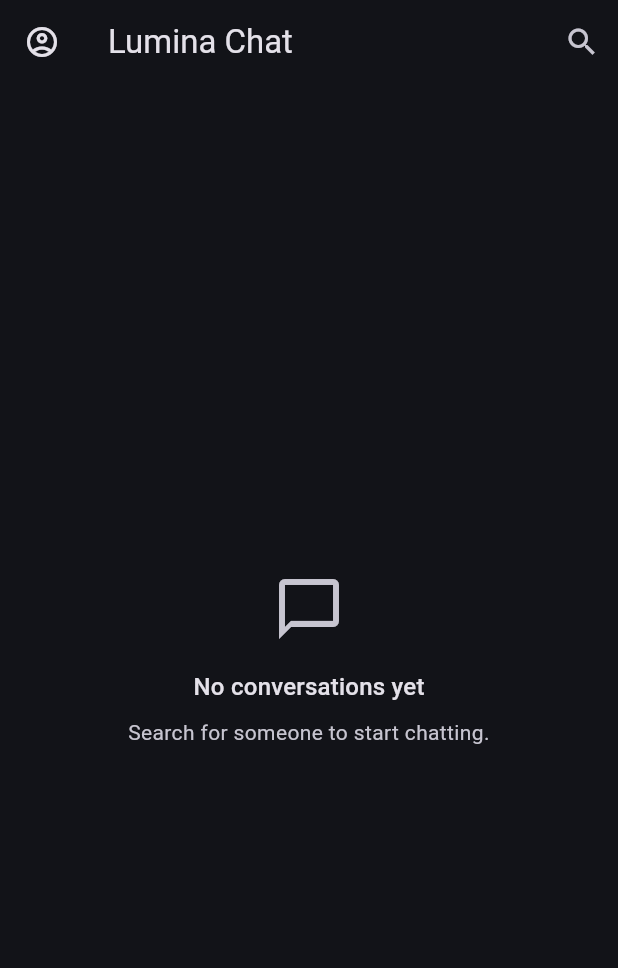
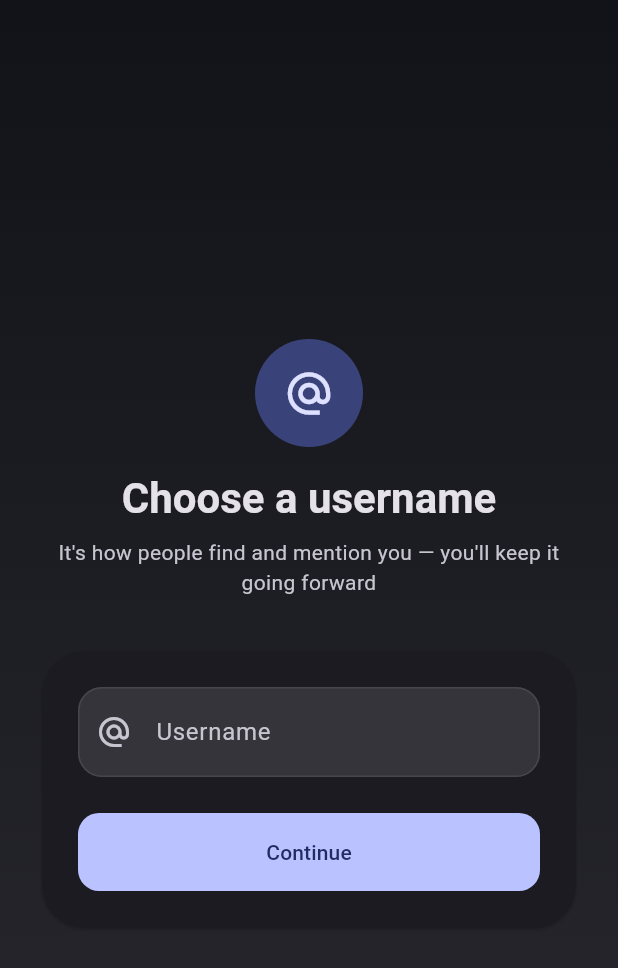
Before and after one commit to Mhmd-Shkeir/Chatting_app, a Flutter app: the screen it shows once a user with an empty profile is signed in, on a phone screen of 412 x 824 dp. Shown: the top 968 px of the screen. Run offline on Flutter 3.47's test engine with Material 3 defaults, Android fonts, the phone set to English and light mode, and no system bars; our stand-ins replace cloud_firestore, firebase_auth, firebase_core, firebase_database, flutter_riverpod, go_router; accounts and stored records are empty.

```diff
--- a/lib/app/router.dart
+++ b/lib/app/router.dart
@@ -8,12 +8,17 @@ import '../features/authentication/presentation/screens/login_screen.dart';
 import '../features/authentication/presentation/screens/register_screen.dart';
 import '../features/chat/presentation/screens/chat_screen.dart';
 import '../features/conversations/presentation/screens/home_screen.dart';
+import '../features/profile/presentation/providers/profile_providers.dart';
+import '../features/profile/presentation/screens/choose_username_screen.dart';
 import '../features/profile/presentation/screens/profile_screen.dart';
 import '../features/search/presentation/screens/user_search_screen.dart';
 
 final routerProvider = Provider<GoRouter>((ref) {
   final refreshNotifier = _RouterRefreshNotifier();
   ref.listen(authStateChangesProvider, (previous, next) {
+    refreshNotifier.notify();
+  });
+  ref.listen(currentUserProfileProvider, (previous, next) {
     refreshNotifier.notify();
   });
 
@@ -35,12 +40,29 @@ final routerProvider = Provider<GoRouter>((ref) {
         return isAuthRoute ? null : '/login';
       }
 
-      return (isAuthRoute || path == '/splash') ? '/home' : null;
+      // Accounts created before the username system existed have no
+      // username yet — hold them on a one-time onboarding screen until
+      // they claim one, same idea as the splash gate above but keyed off
+      // the Firestore profile doc instead of the auth state.
+      final profileState = ref.read(currentUserProfileProvider);
+      if (!profileState.hasValue) {
+        return path == '/splash' ? null : '/splash';
+      }
+
+      final hasUsername = profileState.value?.hasUsername ?? false;
+      final isOnboardingRoute = path == '/choose-username';
+
+      if (!hasUsername) {
+        return isOnboardingRoute ? null : '/choose-username';
+      }
+
+      return (isAuthRoute || path == '/splash' || isOnboardingRoute) ? '/home' : null;
     },
     routes: [
       GoRoute(path: '/splash', builder: (context, state) => const SplashScreen()),
       GoRoute(path: '/login', builder: (context, state) => const LoginScreen()),
       GoRoute(path: '/register', builder: (context, state) => const RegisterScreen()),
+      GoRoute(path: '/choose-username', builder: (context, state) => const ChooseUsernameScreen()),
       GoRoute(path: '/home', builder: (context, state) => const HomeScreen()),
       GoRoute(path: '/search', builder: (context, state) => const UserSearchScreen()),
       GoRoute(path: '/profile', builder: (context, state) => const ProfileScreen()),
--- /dev/null
+++ b/lib/core/errors/username_taken_exception.dart
@@ -0,0 +1,8 @@
+class UsernameTakenException implements Exception {
+  const UsernameTakenException(this.username);
+
+  final String username;
+
+  @override
+  String toString() => 'Username "$username" is already taken';
+}
--- a/lib/core/utils/firebase_error_mapper.dart
+++ b/lib/core/utils/firebase_error_mapper.dart
@@ -1,8 +1,13 @@
 import 'package:firebase_auth/firebase_auth.dart';
+
+import '../errors/username_taken_exception.dart';
 
 String mapAuthError(Object error) {
   if (error is FirebaseAuthException) {
     return error.message ?? 'Authentication failed. Please try again.';
   }
+  if (error is UsernameTakenException) {
+    return 'That username is already taken.';
+  }
   return 'Something went wrong. Please try again.';
 }
--- /dev/null
+++ b/lib/core/utils/username_validator.dart
@@ -0,0 +1,10 @@
+final RegExp usernamePattern = RegExp(r'^[a-zA-Z0-9_]{3,20}$');
+
+String? validateUsername(String? value) {
+  final trimmed = value?.trim() ?? '';
+  if (trimmed.isEmpty) return 'Choose a username';
+  if (!usernamePattern.hasMatch(trimmed)) {
+    return '3-20 letters, numbers, or underscores';
+  }
+  return null;
+}
--- a/lib/features/authentication/data/models/app_user.dart
+++ b/lib/features/authentication/data/models/app_user.dart
@@ -6,6 +6,8 @@ class AppUser {
     required this.displayName,
     required this.displayNameLower,
     required this.email,
+    this.username,
+    this.usernameLower,
     this.photoUrl,
     this.bio,
     this.createdAt,
@@ -17,11 +19,15 @@ class AppUser {
   final String displayName;
   final String displayNameLower;
   final String email;
+  final String? username;
+  final String? usernameLower;
   final String? photoUrl;
   final String? bio;
   final DateTime? createdAt;
   final DateTime? lastSeen;
   final bool isOnline;
+
+  bool get hasUsername => username != null && username!.isNotEmpty;
 
   factory AppUser.fromFirestore(Map<String, dynamic> data, String uid) {
     return AppUser(
@@ -29,6 +35,8 @@ class AppUser {
       displayName: data['displayName'] as String? ?? '',
       displayNameLower: data['displayNameLower'] as String? ?? '',
       email: data['email'] as String? ?? '',
+      username: data['username'] as String?,
+      usernameLower: data['usernameLower'] as String?,
       photoUrl: data['photoUrl'] as String?,
       bio: data['bio'] as String?,
       createdAt: (data['createdAt'] as Timestamp?)?.toDate(),
--- a/lib/features/authentication/presentation/providers/auth_providers.dart
+++ b/lib/features/authentication/presentation/providers/auth_providers.dart
@@ -12,6 +12,11 @@ final authStateChangesProvider = StreamProvider<User?>((ref) {
   return ref.watch(authRepositoryProvider).authStateChanges();
 });
 
+final usernameAvailabilityProvider = FutureProvider.family<bool, String>((ref, username) {
+  if (username.trim().isEmpty) return Future.value(false);
+  return ref.read(authRepositoryProvider).isUsernameAvailable(username);
+});
+
 class AuthController extends AsyncNotifier<void> {
   @override
   Future<void> build() async {}
@@ -20,6 +25,7 @@ class AuthController extends AsyncNotifier<void> {
     required String email,
     required String password,
     required String displayName,
+    required String username,
   }) async {
     state = const AsyncLoading();
     state = await AsyncValue.guard(() {
@@ -27,6 +33,7 @@ class AuthController extends AsyncNotifier<void> {
             email: email,
             password: password,
             displayName: displayName,
+            username: username,
           );
     });
   }
--- a/lib/features/profile/presentation/providers/profile_providers.dart
+++ b/lib/features/profile/presentation/providers/profile_providers.dart
@@ -14,6 +14,13 @@ final currentUserProfileProvider = StreamProvider<AppUser?>((ref) {
   return ref.watch(profileRepositoryProvider).watchUser(uid);
 });
 
+/// Live per-uid profile lookup, independent of the frozen `participantNames`
+/// snapshot stored on conversation docs — used only to render `@username`
+/// until conversation metadata is refactored to resolve fully live.
+final userProfileProvider = StreamProvider.family<AppUser?, String>((ref, uid) {
+  return ref.watch(profileRepositoryProvider).watchUser(uid);
+});
+
 class ProfileController extends AsyncNotifier<void> {
   @override
   Future<void> build() async {}
@@ -24,6 +31,13 @@ class ProfileController extends AsyncNotifier<void> {
       return ref.read(profileRepositoryProvider).updateDisplayName(displayName);
     });
   }
+
+  Future<void> claimUsername(String username) async {
+    state = const AsyncLoading();
+    state = await AsyncValue.guard(() {
+      return ref.read(profileRepositoryProvider).claimUsername(username);
+    });
+  }
 }
 
 final profileControllerProvider = AsyncNotifierProvider<ProfileController, void>(
--- /dev/null
+++ b/lib/features/profile/presentation/screens/choose_username_screen.dart
@@ -0,0 +1,187 @@
+import 'dart:async';
+
+import 'package:flutter/material.dart';
+import 'package:flutter_riverpod/flutter_riverpod.dart';
+
+import '../../../../core/utils/firebase_error_mapper.dart';
+import '../../../../core/utils/username_validator.dart';
+import '../../../../core/widgets/auth_text_field_decoration.dart';
+import '../../../../core/widgets/error_banner.dart';
+import '../../../../core/widgets/primary_loading_button.dart';
+import '../../../authentication/presentation/providers/auth_providers.dart';
+import '../providers/profile_providers.dart';
+
+/// One-time onboarding step for accounts created before the username system
+/// existed. The router redirects any signed-in user with no username here
+/// and won't let them past it until [ProfileController.claimUsername]
+/// succeeds.
+class ChooseUsernameScreen extends ConsumerStatefulWidget {
+  const ChooseUsernameScreen({super.key});
+
+  @override
+  ConsumerState<ChooseUsernameScreen> createState() => _ChooseUsernameScreenState();
+}
+
+class _ChooseUsernameScreenState extends ConsumerState<ChooseUsernameScreen> {
+  final _formKey = GlobalKey<FormState>();
+  final _usernameController = TextEditingController();
+  bool _autovalidate = false;
+  Timer? _debounce;
+  String _debouncedUsername = '';
+
+  @override
+  void dispose() {
+    _debounce?.cancel();
+    _usernameController.dispose();
+    super.dispose();
+  }
+
+  void _onChanged(String value) {
+    _debounce?.cancel();
+    _debounce = Timer(const Duration(milliseconds: 400), () {
+      if (mounted) setState(() => _debouncedUsername = value.trim());
+    });
+  }
+
+  Future<void> _submit() async {
+    setState(() => _autovalidate = true);
+    if (!_formKey.currentState!.validate()) return;
+
+    await ref.read(profileControllerProvider.notifier).claimUsername(_usernameController.text);
+  }
+
+  Widget _availability(ColorScheme colorScheme) {
+    final username = _debouncedUsername;
+    if (username.isEmpty || !usernamePattern.hasMatch(username)) {
+      return const SizedBox.shrink();
+    }
+
+    final availability = ref.watch(usernameAvailabilityProvider(username.toLowerCase()));
+
+    return Padding(
+      padding: const EdgeInsets.only(top: 6, left: 4),
+      child: availability.when(
+        loading: () => Text(
+          'Checking availability…',
+          style: TextStyle(fontSize: 12, color: colorScheme.onSurfaceVariant),
+        ),
+        error: (_, _) => const SizedBox.shrink(),
+        data: (isAvailable) => Text(
+          isAvailable ? '@$username is available' : '@$username is already taken',
+          style: TextStyle(
+            fontSize: 12,
+            color: isAvailable ? Colors.lightGreen : colorScheme.error,
+            fontWeight: FontWeight.w600,
+          ),
+        ),
+      ),
+    );
+  }
+
+  @override
+  Widget build(BuildContext context) {
+    final profileState = ref.watch(profileControllerProvider);
+    final colorScheme = Theme.of(context).colorScheme;
+    final textTheme = Theme.of(context).textTheme;
+
+    ref.listen(profileControllerProvider, (previous, next) {
+      if (next.hasError) {
+        showErrorSnackBar(context, mapAuthError(next.error!));
+      }
+    });
+
+    return Scaffold(
+      body: Container(
+        decoration: BoxDecoration(
+          gradient: LinearGradient(
+            begin: Alignment.topCenter,
+            end: Alignment.bottomCenter,
+            colors: [colorScheme.surface, colorScheme.surfaceContainerHigh],
+          ),
+        ),
+        child: SafeArea(
+          child: Center(
+            child: SingleChildScrollView(
+              padding: const EdgeInsets.all(24),
+              child: ConstrainedBox(
+                constraints: const BoxConstraints(maxWidth: 440),
+                child: Column(
+                  mainAxisSize: MainAxisSize.min,
+                  crossAxisAlignment: CrossAxisAlignment.stretch,
+                  children: [
+                    const SizedBox(height: 24),
+                    Center(
+                      child: Container(
+                        width: 72,
+                        height: 72,
+                        decoration: BoxDecoration(
+                          color: colorScheme.primaryContainer,
+                          shape: BoxShape.circle,
+                        ),
+                        child: Icon(
+                          Icons.alternate_email,
+                          size: 34,
+                          color: colorScheme.onPrimaryContainer,
+                        ),
+                      ),
+                    ),
+                    const SizedBox(height: 16),
+                    Text(
+                      'Choose a username',
+                      textAlign: TextAlign.center,
+                      style: textTheme.headlineMedium?.copyWith(fontWeight: FontWeight.w700),
+                    ),
+                    const SizedBox(height: 8),
+                    Text(
+                      "It's how people find and mention you — you'll keep it going forward",
+                      textAlign: TextAlign.center,
+                      style: textTheme.bodyMedium?.copyWith(color: colorScheme.onSurfaceVariant),
+                    ),
+                    const SizedBox(height: 32),
+                    Card(
+                      elevation: 1,
+                      color: colorScheme.surfaceContainerLow,
+                      shape: RoundedRectangleBorder(borderRadius: BorderRadius.circular(28)),
+                      child: Padding(
+                        padding: const EdgeInsets.all(24),
+                        child: Form(
+                          key: _formKey,
+                          autovalidateMode: _autovalidate
+                              ? AutovalidateMode.onUserInteraction
+                              : AutovalidateMode.disabled,
+                          child: Column(
+                            crossAxisAlignment: CrossAxisAlignment.stretch,
+                            children: [
+                              TextFormField(
+                                controller: _usernameController,
+                                enabled: !profileState.isLoading,
+                                onChanged: _onChanged,
+                                decoration: authFieldDecoration(
+                                  context,
+                                  label: 'Username',
+                                  icon: Icons.alternate_email,
+                                ),
+                                validator: validateUsername,
+                              ),
+                              _availability(colorScheme),
+                              const SizedBox(height: 24),
+                              PrimaryLoadingButton(
+                                label: 'Continue',
+                                isLoading: profileState.isLoading,
+                                onPressed: _submit,
+                              ),
+                            ],
+                          ),
+                        ),
+                      ),
+                    ),
+                  ],
+                ),
+              ),
+            ),
+          ),
+        ),
+      ),
+    );
+  }
+}
```
Also changed, not shown: lib/features/authentication/data/repositories/auth_repository.dart (+34 -1 lines), lib/features/authentication/presentation/screens/register_screen.dart (+57 -0 lines), lib/features/chat/presentation/screens/chat_screen.dart (+22 -1 lines), lib/features/conversations/presentation/widgets/conversation_tile.dart (+22 -3 lines), lib/features/profile/data/repositories/profile_repository.dart (+31 -0 lines), lib/features/profile/presentation/screens/profile_screen.dart (+11 -0 lines), lib/features/search/data/repositories/user_search_repository.dart (+34 -11 lines), lib/features/search/presentation/screens/user_search_screen.dart (+17 -4 lines), 110 other files.
